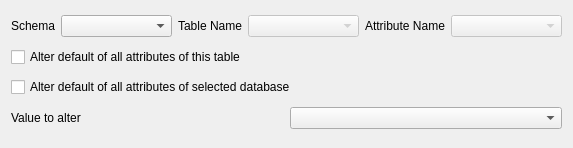
dsgoficial/DsgTools, file CustomWidgets/CustomDbManagementWidgets/alterDefaultWidget.ui: the form before one commit.
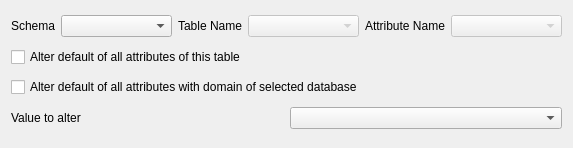
The form after the commit.

Commit message: alter default working

Patch:
```diff
--- a/CustomWidgets/CustomDbManagementWidgets/alterDefaultWidget.ui
+++ b/CustomWidgets/CustomDbManagementWidgets/alterDefaultWidget.ui
@@ -39,7 +39,7 @@
       </sizepolicy>
      </property>
      <property name="text">
-      <string>Alter default of all attributes of selected database</string>
+      <string>Alter default of all attributes with domain of selected database</string>
      </property>
      <property name="autoExclusive">
       <bool>false</bool>
```
The commit also changes 1 other file.
